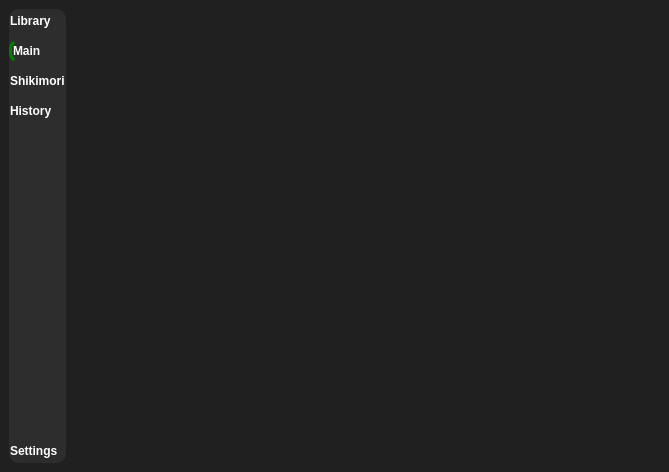
brandonzorn/Nlight, file forms/mainWindow.ui: the form before one commit.
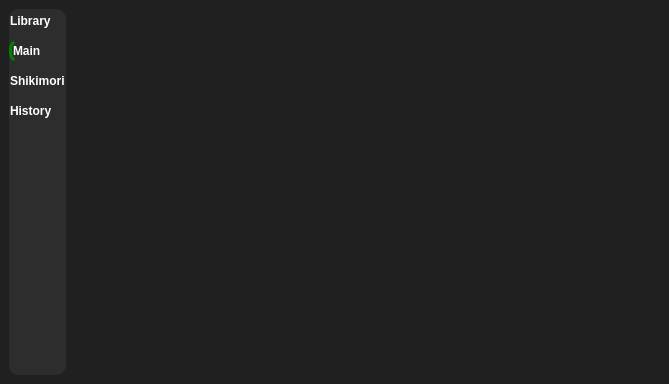
The form after the commit. Icons and pictures are not drawn.

```diff
--- a/forms/mainWindow.ui
+++ b/forms/mainWindow.ui
@@ -7,19 +7,19 @@
     <x>0</x>
     <y>0</y>
     <width>669</width>
-    <height>472</height>
+    <height>384</height>
    </rect>
   </property>
   <property name="windowTitle">
    <string>MainWindow</string>
   </property>
   <property name="styleSheet">
-   <string notr="true">color: rgb(255, 255, 255);
-background-color: rgb(32, 32, 32);</string>
+   <string notr="true"/>
   </property>
   <widget class="QWidget" name="centralwidget">
    <property name="styleSheet">
-    <string notr="true"/>
+    <string notr="true">color: rgb(255, 255, 255);
+background-color: rgb(32, 32, 32);</string>
    </property>
    <layout class="QHBoxLayout" name="horizontalLayout">
     <item>
@@ -230,38 +230,6 @@
             </property>
            </spacer>
           </item>
-          <item>
-           <widget class="QPushButton" name="btn_settings">
-            <property name="sizePolicy">
-             <sizepolicy hsizetype="Minimum" vsizetype="Minimum">
-              <horstretch>0</horstretch>
-              <verstretch>0</verstretch>
-             </sizepolicy>
-            </property>
-            <property name="cursor">
-             <cursorShape>PointingHandCursor</cursorShape>
-            </property>
-            <property name="styleSheet">
-             <string notr="true"/>
-            </property>
-            <property name="text">
-             <string>Settings</string>
-            </property>
-            <property name="icon">
-             <iconset resource="../desu_res.qrc">
-              <normaloff>:/icons/images/settings.png</normaloff>:/icons/images/settings.png</iconset>
-            </property>
-            <property name="checkable">
-             <bool>false</bool>
-            </property>
-            <property name="autoRepeat">
-             <bool>false</bool>
-            </property>
-            <property name="autoExclusive">
-             <bool>false</bool>
-            </property>
-           </widget>
-          </item>
          </layout>
         </widget>
        </item>
@@ -333,15 +301,6 @@
            </color>
           </brush>
          </colorrole>
-         <colorrole role="Highlight">
-          <brush brushstyle="SolidPattern">
-           <color alpha="255">
-            <red>0</red>
-            <green>133</green>
-            <blue>52</blue>
-           </color>
-          </brush>
-         </colorrole>
          <colorrole role="PlaceholderText">
           <brush brushstyle="SolidPattern">
            <color alpha="255">
@@ -356,72 +315,63 @@
          <colorrole role="WindowText">
           <brush brushstyle="SolidPattern">
            <color alpha="255">
-            <red>0</red>
-            <green>0</green>
-            <blue>0</blue>
+            <red>255</red>
+            <green>255</green>
+            <blue>255</blue>
            </color>
           </brush>
          </colorrole>
          <colorrole role="Button">
           <brush brushstyle="SolidPattern">
            <color alpha="255">
-            <red>240</red>
-            <green>240</green>
-            <blue>240</blue>
+            <red>32</red>
+            <green>32</green>
+            <blue>32</blue>
            </color>
           </brush>
          </colorrole>
          <colorrole role="Text">
           <brush brushstyle="SolidPattern">
            <color alpha="255">
-            <red>0</red>
-            <green>0</green>
-            <blue>0</blue>
+            <red>255</red>
+            <green>255</green>
+            <blue>255</blue>
            </color>
           </brush>
          </colorrole>
          <colorrole role="ButtonText">
           <brush brushstyle="SolidPattern">
            <color alpha="255">
-            <red>0</red>
-            <green>0</green>
-            <blue>0</blue>
+            <red>255</red>
+            <green>255</green>
+            <blue>255</blue>
            </color>
           </brush>
          </colorrole>
          <colorrole role="Base">
           <brush brushstyle="SolidPattern">
            <color alpha="255">
-            <red>255</red>
-            <green>255</green>
-            <blue>255</blue>
+            <red>32</red>
+            <green>32</green>
+            <blue>32</blue>
            </color>
           </brush>
          </colorrole>
          <colorrole role="Window">
           <brush brushstyle="SolidPattern">
            <color alpha="255">
-            <red>240</red>
-            <green>240</green>
-            <blue>240</blue>
-           </color>
-          </brush>
-         </colorrole>
-         <colorrole role="Highlight">
-          <brush brushstyle="SolidPattern">
-           <color alpha="255">
-            <red>240</red>
-            <green>240</green>
-            <blue>240</blue>
+            <red>32</red>
+            <green>32</green>
+            <blue>32</blue>
            </color>
           </brush>
          </colorrole>
          <colorrole role="PlaceholderText">
           <brush brushstyle="SolidPattern">
-           <color alpha="128">
-            <red>0</red>
-            <green>0</green>
-            <blue>0</blue>
+           <color alpha="255">
+            <red>255</red>
+            <green>255</green>
+            <blue>255</blue>
            </color>
           </brush>
          </colorrole>
@@ -481,21 +431,12 @@
            </color>
           </brush>
          </colorrole>
-         <colorrole role="Highlight">
-          <brush brushstyle="SolidPattern">
-           <color alpha="255">
-            <red>0</red>
-            <green>120</green>
-            <blue>215</blue>
-           </color>
-          </brush>
-         </colorrole>
          <colorrole role="PlaceholderText">
           <brush brushstyle="SolidPattern">
-           <color alpha="128">
-            <red>0</red>
-            <green>0</green>
-            <blue>0</blue>
+           <color alpha="255">
+            <red>255</red>
+            <green>255</green>
+            <blue>255</blue>
            </color>
           </brush>
          </colorrole>
@@ -503,20 +444,7 @@
        </palette>
       </property>
       <property name="styleSheet">
-       <string notr="true">QPushButton {
-	padding: 5px 1px;
-	border-radius: 10px;
-	font-weight: bold;
-}
-
-QPushButton:hover:!pressed {
-	border-left: 3px solid green;
-	background-color: gray;
-}
-
-QPushButton:checked {
-	border-left: 3px solid green;
-}</string>
+       <string notr="true">color: rgb(255, 255, 255);</string>
       </property>
       <layout class="QVBoxLayout" name="verticalLayout_2">
        <property name="leftMargin">
@@ -534,7 +462,29 @@
        <item>
         <widget class="QStackedWidget" name="top_item">
          <property name="styleSheet">
-          <string notr="true"/>
+          <string notr="true">QComboBox {
+	padding: 5px 1px;
+	border-radius: 10px;
+	font-weight: bold;
+	background-color: rgb(0, 133, 52);
+	color: rgb(255, 255, 255);
+}
+
+QPushButton {
+	padding: 5px 1px;
+	border-radius: 10px;
+	font-weight: bold;
+	background-color: rgb(0, 133, 52);
+	color: rgb(255, 255, 255);
+}
+
+QPushButton:hover:!pressed {
+	border-left: 3px solid white;
+}
+
+QPushButton:checked {
+	border-left: 3px solid white;
+}</string>
          </property>
          <property name="currentIndex">
           <number>-1</number>
```
